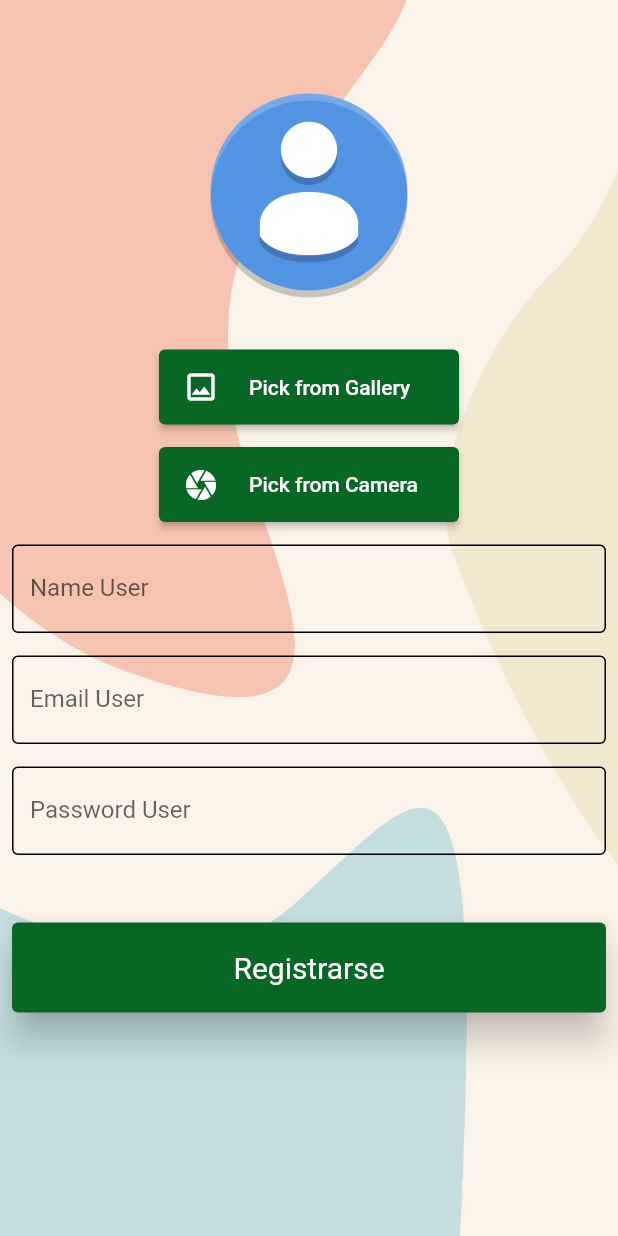
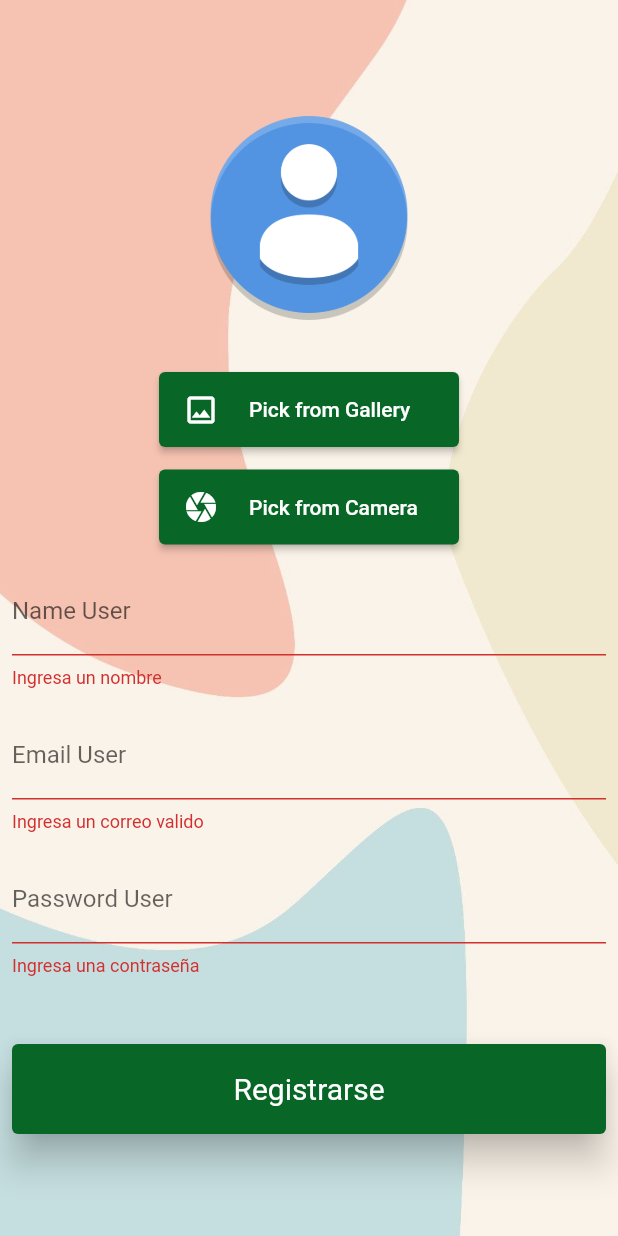
Before and after one commit to joserochajjrc/pmsnb1, a Flutter app: the RegisterScreen screen opened by its route, after a tap on "Registrarse", on a phone screen of 412 x 824 dp. Run offline on Flutter 3.47's test engine with Material 2 defaults, Android fonts, the phone set to English and light mode, and no system bars; our stand-ins replace email_validator, image_picker, social_login_buttons, sqflite; missing offline and left inert: day_night_switcher; accounts and stored records are empty.

Commit message:
Actualizacion_Practica1

```diff
--- a/lib/screens/register_screen.dart
+++ b/lib/screens/register_screen.dart
@@ -1,5 +1,6 @@
 import 'dart:io';
 
+import 'package:email_validator/email_validator.dart';
 import 'package:flutter/material.dart';
 import 'package:flutter/services.dart';
 import 'package:image_picker/image_picker.dart';
@@ -13,6 +14,7 @@ class RegisterScreen extends StatefulWidget {
 
 class _RegisterScreenState extends State<RegisterScreen> {
 
+  final formKey = GlobalKey<FormState>();
   File? _image;
 
   Future getImage(ImageSource source) async {
@@ -39,6 +41,13 @@ class _RegisterScreenState extends State<RegisterScreen> {
         label: Text('Name User'),
         enabledBorder: OutlineInputBorder()
       ),
+      validator: (value) {
+        if (value != null && value.isEmpty) {
+          return 'Ingresa un nombre';
+        } else {
+          return null;
+        }
+      },
     );
 
     final txtEmail = TextFormField(
@@ -46,6 +55,13 @@ class _RegisterScreenState extends State<RegisterScreen> {
         label: Text('Email User'),
         enabledBorder: OutlineInputBorder()
       ),
+      validator: (value) {
+          if (value != null && !EmailValidator.validate(value)) {
+            return 'Ingresa un correo valido';
+          } else {
+            return null;
+          }
+        }
     );
 
     final txtPass = TextFormField(
@@ -54,14 +70,21 @@ class _RegisterScreenState extends State<RegisterScreen> {
         label: Text('Password User'),
         enabledBorder: OutlineInputBorder()
       ),
+      validator: (value) {
+          if (value != null && value.isEmpty) {
+            return 'Ingresa una contraseña';
+          } else {
+            return null;
+          }
+      }
     );
 
     final spaceHorizontal = SizedBox(height: 15,);
-    final spaceGiant = SizedBox(height: 150,);
+    final spaceGiant = SizedBox(height: 60,);
 
     final btnRregister = ElevatedButton(
       onPressed: (){
-
+        if (formKey.currentState!.validate()) {}
       },
 
       style: ElevatedButton.styleFrom(
@@ -127,6 +150,8 @@ class _RegisterScreenState extends State<RegisterScreen> {
 
         child: Padding(
           padding: const EdgeInsets.all(8.0),
+          child: Form(
+            key: formKey,
             child: Stack(
               alignment: Alignment.topCenter,
               children: [
@@ -136,7 +161,10 @@ class _RegisterScreenState extends State<RegisterScreen> {
                     spaceHorizontal,
                     spaceHorizontal,
                     spaceHorizontal,
-                  _image != null ? Image.file(_image!, width: 150, height: 150, fit: BoxFit.cover, ) : Image.asset('assets/avatar.png', width: 150,),
+                    ClipOval(
+                      child: _image != null ? Image.file(_image!, width: 150, height: 150, fit: BoxFit.cover, ) :
+                      Image.asset('assets/avatar.png', width: 150,),
+                    ),
                     spaceHorizontal,
                     spaceHorizontal,
                     btnGallery,
@@ -159,6 +187,7 @@ class _RegisterScreenState extends State<RegisterScreen> {
             ),
           ),
         ),
+      ),
     );
   }
 }
```
Lines whose indentation alone changed are shown as unchanged.
